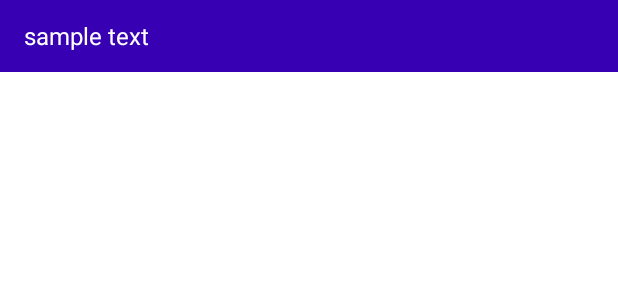
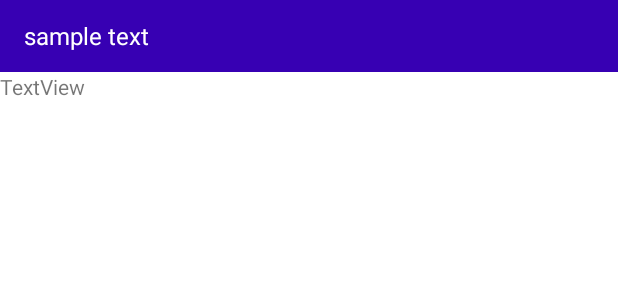
Before and after one commit to 99002759/LTapp2, an Android app: the layout row_listview.xml on its own in the app's theme, with its tools: preview values and no code run, on a phone screen of 412 x 824 dp. Shown: the top 300 px of the screen. Run offline under Robolectric (Android 15) with nearby library versions, the light colour scheme and no system bars.

Commit message:
content provider

```diff
--- a/app/src/main/AndroidManifest.xml
+++ b/app/src/main/AndroidManifest.xml
@@ -4,6 +4,7 @@
 
     <uses-permission android:name="android.permission.INTERNET" />
     <uses-permission android:name="android.permission.RECEIVE_SMS"/>
+    <uses-permission android:name="android.permission.READ_SMS"/>
 
     <application
         android:allowBackup="true"
--- a/app/src/main/java/com/example/lntapp2/RecycleActivity.java
+++ b/app/src/main/java/com/example/lntapp2/RecycleActivity.java
@@ -13,6 +13,6 @@ public class RecycleActivity extends AppCompatActivity {
         setContentView(R.layout.activity_recycle);
         languagesData = new String[]{"english","hindi","urdu","arabic","kannada"};
         RecyclerView recyclerView = findViewById(R.id.recyclerView);
-        MyAdapter adapter = new MyAdapter(languagesData);
+        //MyAdapter adapter = new MyAdapter(languagesData);
     }
 }
--- a/app/src/main/res/layout/row_listview.xml
+++ b/app/src/main/res/layout/row_listview.xml
@@ -1,7 +1,12 @@
 
 
-    <TextView xmlns:android="http://schemas.android.com/apk/res/android"
-        android:id="@android:id/text1"
+<LinearLayout
+    xmlns:android="http://schemas.android.com/apk/res/android"
+    android:orientation="vertical"
+    android:layout_height="wrap_content"
+    android:layout_width="match_parent">
+
+    <TextView android:id="@+id/textviewRow"
         android:layout_width="match_parent"
         android:layout_height="wrap_content"
         android:textAppearance="?android:attr/textAppearanceListItemSmall"
@@ -12,3 +17,9 @@
         android:paddingStart="?android:attr/listPreferredItemPaddingStart"
         android:paddingEnd="?android:attr/listPreferredItemPaddingEnd"
         android:minHeight="?android:attr/listPreferredItemHeightSmall" />
+    <TextView
+        android:id="@+id/textViewsubtitle"
+        android:layout_width="match_parent"
+        android:layout_height="wrap_content"
+        android:text="TextView" />
+</LinearLayout>
```
Also changed, not shown: app/src/main/java/com/example/lntapp2/MainActivity.java (+25 -0 lines), app/src/main/java/com/example/lntapp2/MyAdapter.java (+30 -4 lines), app/src/main/java/com/example/lntapp2/database/DbAccessObj.java (+22 -0 lines), app/src/main/res/layout/activity_main.xml (+9 -0 lines).
